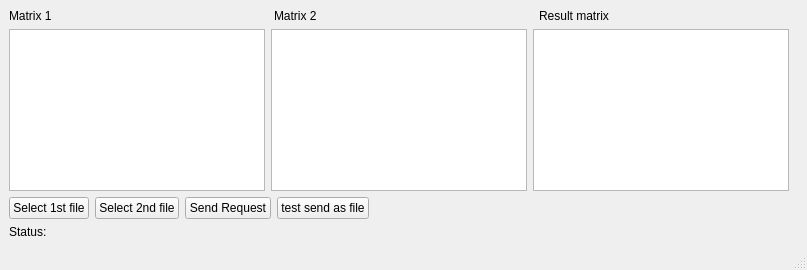
The window that mainwindow.ui (fumycat/raw) describes before a commit, drawn with Qt 5.
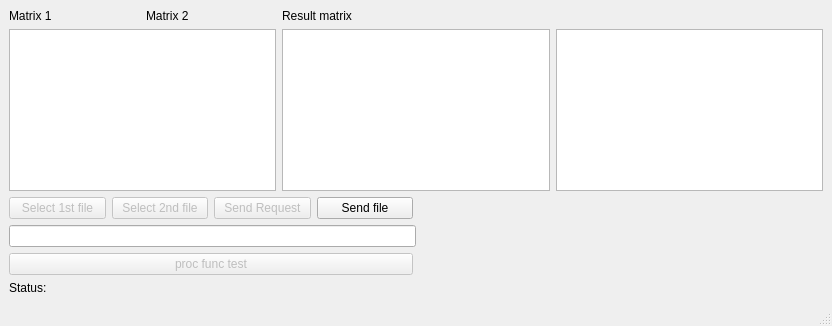
The same window after the commit.

Commit message: auth dialog(no request yet)

```diff
--- a/mainwindow.ui
+++ b/mainwindow.ui
@@ -6,50 +6,32 @@
    <rect>
     <x>0</x>
     <y>0</y>
-    <width>807</width>
-    <height>270</height>
+    <width>832</width>
+    <height>326</height>
    </rect>
   </property>
   <property name="windowTitle">
    <string>Умножение матриц. Макет.</string>
   </property>
   <widget class="QWidget" name="centralwidget">
-   <layout class="QFormLayout" name="formLayout">
-    <item row="0" column="0" colspan="2">
-     <layout class="QHBoxLayout" name="horizontalLayout">
+   <layout class="QGridLayout" name="gridLayout">
+    <item row="3" column="0" colspan="2">
+     <layout class="QHBoxLayout" name="horizontalLayout_4">
       <item>
-       <widget class="QLabel" name="label_2">
-        <property name="text">
-         <string>Matrix 1</string>
-        </property>
-       </widget>
+       <widget class="QLineEdit" name="lineEdit"/>
       </item>
       <item>
-       <widget class="QLabel" name="label">
-        <property name="text">
-         <string>Matrix 2</string>
+       <spacer name="horizontalSpacer">
+        <property name="orientation">
+         <enum>Qt::Horizontal</enum>
         </property>
-       </widget>
-      </item>
-      <item>
-       <widget class="QLabel" name="label_3">
-        <property name="text">
-         <string>Result matrix</string>
+        <property name="sizeHint" stdset="0">
+         <size>
+          <width>40</width>
+          <height>20</height>
+         </size>
         </property>
-       </widget>
-      </item>
-     </layout>
-    </item>
-    <item row="1" column="0">
-     <layout class="QHBoxLayout" name="horizontalLayout_2">
-      <item>
-       <widget class="QTableWidget" name="tableWidget_0"/>
-      </item>
-      <item>
-       <widget class="QTableWidget" name="tableWidget_1"/>
-      </item>
-      <item>
-       <widget class="QTableWidget" name="tableWidget_Res"/>
+       </spacer>
       </item>
      </layout>
     </item>
@@ -57,6 +39,9 @@
      <layout class="QHBoxLayout" name="horizontalLayout_3">
       <item>
        <widget class="QPushButton" name="pushButton_3">
+        <property name="enabled">
+         <bool>false</bool>
+        </property>
         <property name="text">
          <string>Select 1st file</string>
         </property>
@@ -64,6 +49,9 @@
       </item>
       <item>
        <widget class="QPushButton" name="pushButton">
+        <property name="enabled">
+         <bool>false</bool>
+        </property>
         <property name="text">
          <string>Select 2nd file</string>
         </property>
@@ -71,6 +59,9 @@
       </item>
       <item>
        <widget class="QPushButton" name="pushButton_2">
+        <property name="enabled">
+         <bool>false</bool>
+        </property>
         <property name="text">
          <string>Send Request</string>
         </property>
@@ -79,19 +70,67 @@
       <item>
        <widget class="QPushButton" name="pushButton_4">
         <property name="text">
-         <string>test send as file</string>
+         <string>Send file</string>
         </property>
        </widget>
       </item>
      </layout>
     </item>
-    <item row="3" column="0">
+    <item row="1" column="0" colspan="2">
+     <layout class="QHBoxLayout" name="horizontalLayout_2">
+      <item>
+       <widget class="QTableWidget" name="tableWidget_0"/>
+      </item>
+      <item>
+       <widget class="QTableWidget" name="tableWidget_1"/>
+      </item>
+      <item>
+       <widget class="QTableWidget" name="tableWidget_Res"/>
+      </item>
+     </layout>
+    </item>
+    <item row="5" column="0">
      <widget class="QLabel" name="label_4">
       <property name="text">
        <string>Status:</string>
       </property>
      </widget>
     </item>
+    <item row="0" column="0">
+     <layout class="QHBoxLayout" name="horizontalLayout">
+      <item>
+       <widget class="QLabel" name="label_2">
+        <property name="text">
+         <string>Matrix 1</string>
+        </property>
+       </widget>
+      </item>
+      <item>
+       <widget class="QLabel" name="label">
+        <property name="text">
+         <string>Matrix 2</string>
+        </property>
+       </widget>
+      </item>
+      <item>
+       <widget class="QLabel" name="label_3">
+        <property name="text">
+         <string>Result matrix</string>
+        </property>
+       </widget>
+      </item>
+     </layout>
+    </item>
+    <item row="4" column="0">
+     <widget class="QPushButton" name="pushButton_5">
+      <property name="enabled">
+       <bool>false</bool>
+      </property>
+      <property name="text">
+       <string>proc func test</string>
+      </property>
+     </widget>
+    </item>
    </layout>
   </widget>
   <widget class="QMenuBar" name="menubar">
```
Left out of the diff: 2 changed lines with no effect on the pictures. The commit also changes 6 other files.
